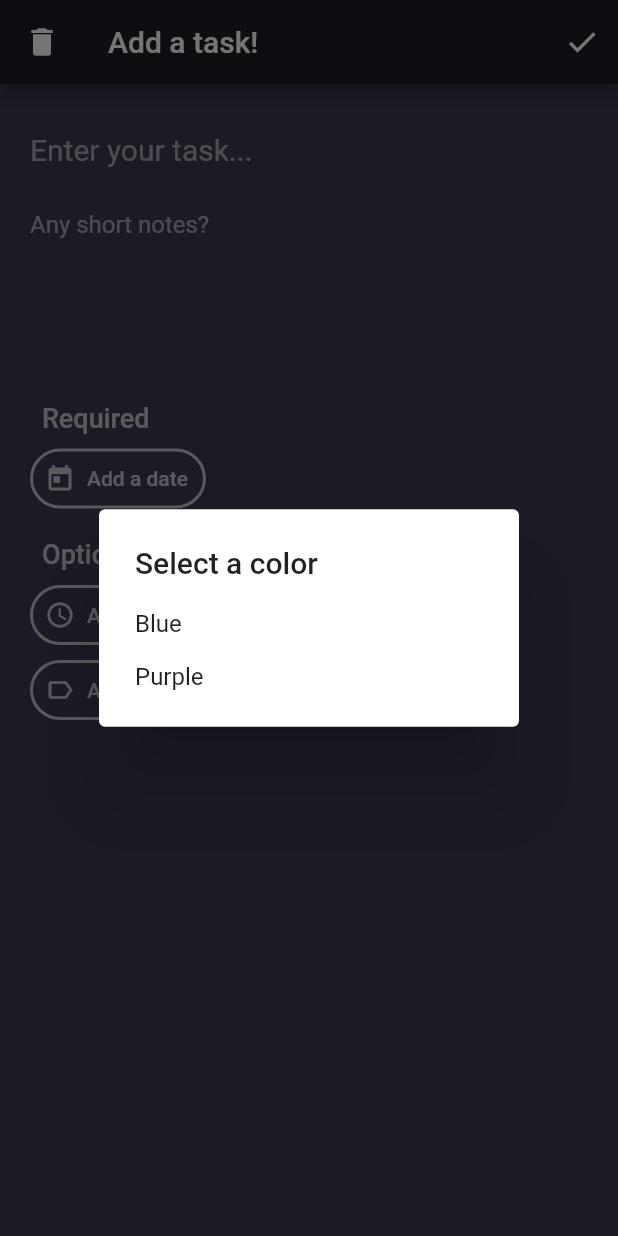
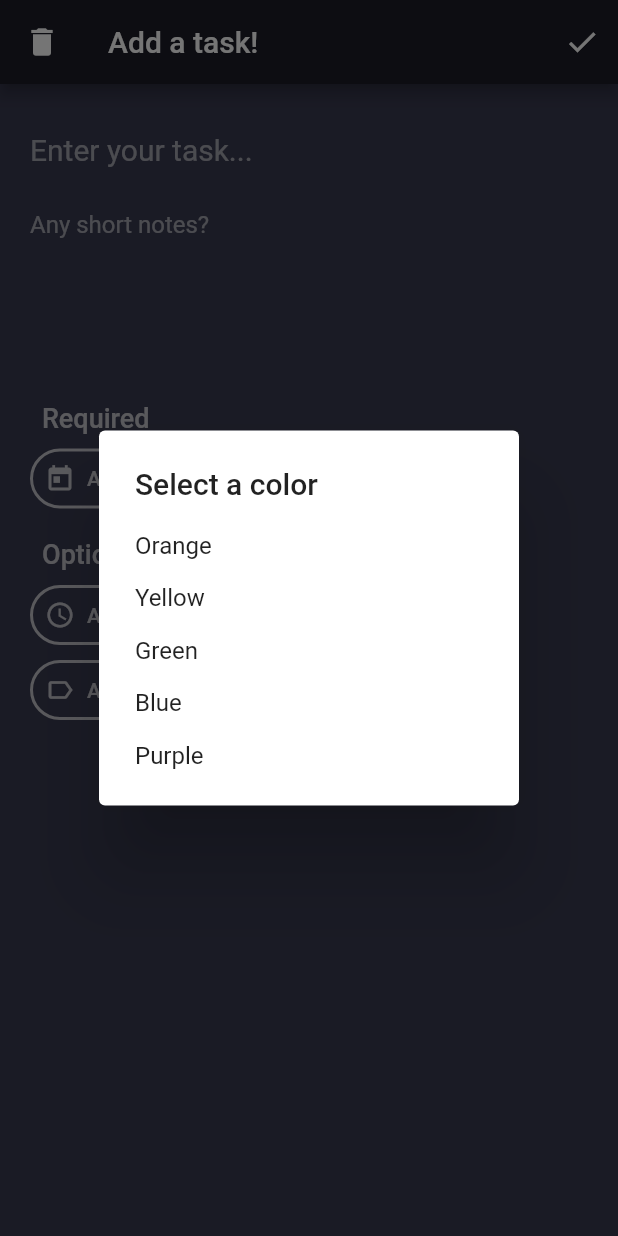
Before and after one commit to jah01/Dewit, a Flutter app: the SecondScreen screen opened by its route, after a tap on "Add a color", on a phone screen of 412 x 824 dp. Run offline on Flutter 3.47's test engine with Material 2 defaults, Android fonts, the phone set to English and light mode, and no system bars; our stand-ins replace auto_size_text, toast.

Commit message:
ShowDialog for color updated with more options.

```diff
--- a/lib/data.dart
+++ b/lib/data.dart
@@ -55,6 +55,16 @@ class Task {
 }
 
 
+enum UserColors {
+  red,
+  orange,
+  yellow,
+  green,
+  blue,
+  purple
+}
+
+
 void resetAll() {
   selectedDate = null;
   selectedTime = null;
--- a/lib/widgets.dart
+++ b/lib/widgets.dart
@@ -795,9 +795,11 @@ class _SecondScreenIconButton extends State<SecondScreenIconButton> {
             });
 
           } else if (key == Key("color")) {
-
-            const op1 = "first";
-            const op2 = "second";
+            const op1 = "Orange";
+            const op2 = "Yellow";
+            const op3 = "Green";
+            const op4 = "Blue";
+            const op5 = "Purple";
             String selectedColor;
 
             Future<String> selectColor() async {
@@ -807,61 +809,44 @@ class _SecondScreenIconButton extends State<SecondScreenIconButton> {
                     return SimpleDialog(
                       title: const Text("Select a color"),
                       children: <Widget>[
-                        SimpleDialogOption(
-                          onPressed: () { Navigator.pop(context, op1); },
-                          child: const Text("Blue"),
-                        ),
-                        SimpleDialogOption(
-                          onPressed: () { Navigator.pop(context, op2); },
-                          child: const Text("Purple"),
-                        ),
+                        SecondScreenColorOption(context, op1, "Orange"),
+                        SecondScreenColorOption(context, op2, "Yellow"),
+                        SecondScreenColorOption(context, op3, "Green"),
+                        SecondScreenColorOption(context, op4, "Blue"),
+                        SecondScreenColorOption(context, op5, "Purple"),
                       ],
                     );
                   }
               )) {
                 case op1:
-                  selectedColor = op1;
+                  return op1;
                   break;
                 case op2:
-                  selectedColor = op2;
+                  return op2;
+                  break;
+                case op3:
+                  return op3;
+                  break;
+                case op4:
+                  return op4;
+                  break;
+                case op5:
+                  return op5;
                   break;
               }
             }
 
-
-
-
-
-//            del = "Edit color";
-//            await selectColor();
-//            print(selectedColor);
-//            isSelected = true;
-
-
-
             if (!isSelected) {
-              await selectColor();
+              selectedColor = await selectColor();
               if (selectedColor != null) {
                 del = selectedColor;
-                print("test");
               }
-              //finalDate = selectedDate;
             } else {
               isSelected = false;
             }
             setState(() {
               isSelected = (selectedColor != null);
             });
-
-
-
-
-
-
-
-
-
-
 
           } else if (key == Key("tag")) {
             del = "Edit tags";
@@ -893,6 +878,22 @@ class _SecondScreenIconButton extends State<SecondScreenIconButton> {
           ),
         ),
       ),
+    );
+  }
+}
+
+
+class SecondScreenColorOption extends StatelessWidget {
+  final context;
+  final option;
+  final str;
+  SecondScreenColorOption(this.context, this.option, this.str);
+
+  @override
+  Widget build(BuildContext context) {
+    return SimpleDialogOption(
+      onPressed: () { Navigator.pop(context, option); },
+      child: Text(str),
     );
   }
 }
```
